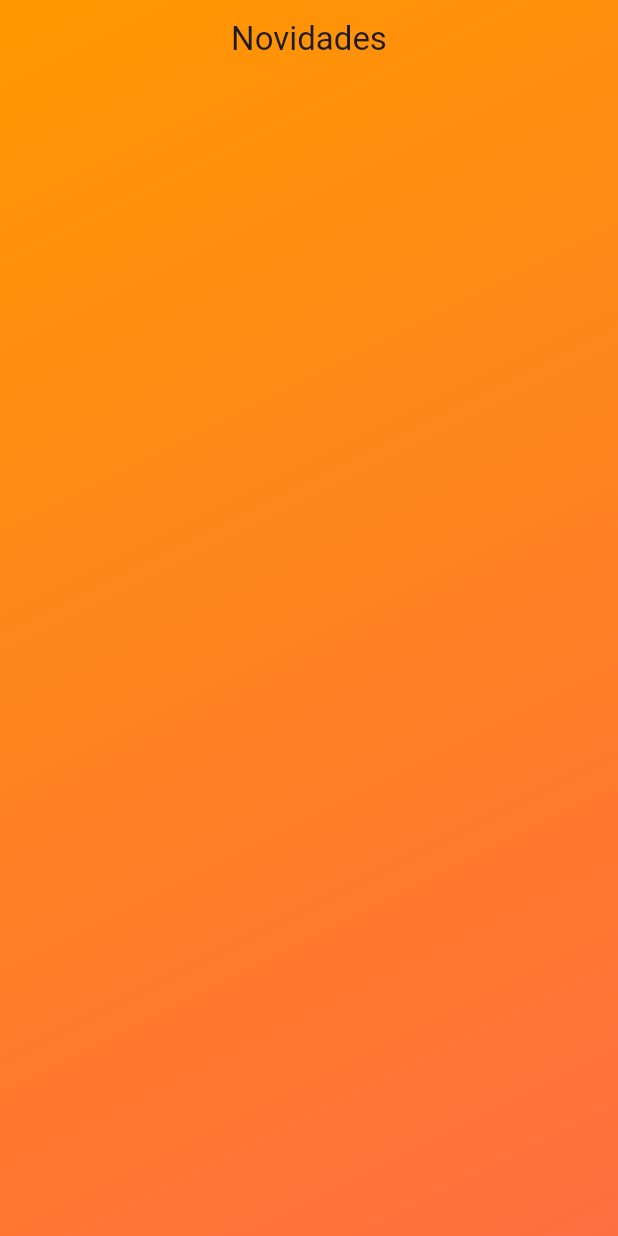
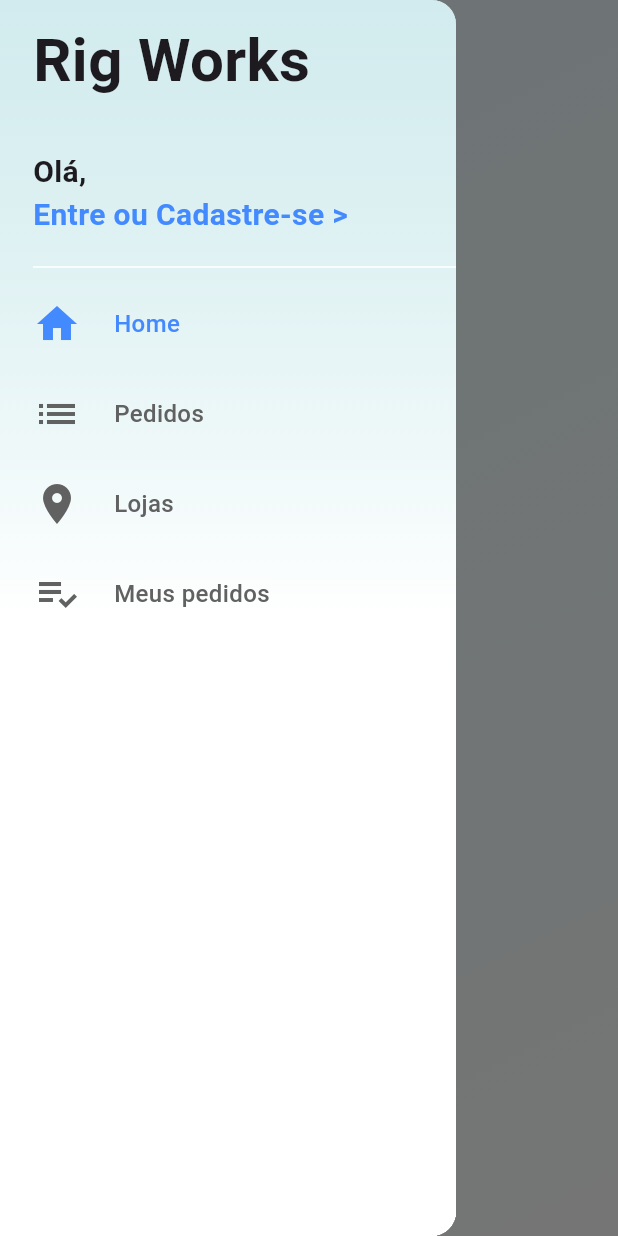
Before and after one commit to Patrick-Gonzaga/Rig-Works-E-CommerceApp, a Flutter app: the screen it shows after launch, with the side drawer open (before the commit the screen has no drawer), on a phone screen of 412 x 824 dp. Run offline on Flutter 3.47's test engine with Material 3 defaults, Android fonts, the phone set to English and light mode, and no system bars; our stand-ins replace firebase_core, firebase_database, transparent_image; accounts and stored records are empty; generated files the repository leaves out were written again.

Commit message:
Navigation Drawer added

```diff
--- a/lib/main.dart
+++ b/lib/main.dart
@@ -17,8 +17,8 @@ class MyApp extends StatelessWidget {
     return MaterialApp(
       title: 'Rig Works',
       theme: ThemeData(
-        primarySwatch: Colors.deepOrange,
-        primaryColor: Colors.deepOrangeAccent,
+        primarySwatch: Colors.blueGrey,
+        primaryColor: Colors.blueAccent,
       ),
       home: HomeScreen(),
     );
--- a/lib/pages/home_screen.dart
+++ b/lib/pages/home_screen.dart
@@ -1,5 +1,7 @@
 import 'package:flutter/material.dart';
 import 'package:rig_works/tabs/home_tab.dart';
+
+import '../widgets/custom_drawer.dart';
 
 class HomeScreen extends StatefulWidget {
   const HomeScreen({Key? key}) : super(key: key);
@@ -11,12 +13,16 @@ class HomeScreen extends StatefulWidget {
 class _HomeScreenState extends State<HomeScreen> {
   final _pageController = PageController();
 
+
   @override
   Widget build(BuildContext context) {
     return PageView(
       controller: _pageController,
       // physics: NeverScrollableScrollPhysics(),
-      children: [HomeTab()],
+      children: [Scaffold(
+        drawer: CustomDrawer(pageController: _pageController,),
+        body: HomeTab(),
+      )],
     );
   }
 }
--- a/lib/tabs/home_tab.dart
+++ b/lib/tabs/home_tab.dart
@@ -1,5 +1,9 @@
+import 'dart:convert';
+
 import 'package:firebase_database/firebase_database.dart';
 import 'package:flutter/material.dart';
+import 'package:flutter_staggered_grid_view/flutter_staggered_grid_view.dart';
+import 'package:transparent_image/transparent_image.dart';
 
 class HomeTab extends StatefulWidget {
   HomeTab({super.key});
@@ -9,18 +13,37 @@ class HomeTab extends StatefulWidget {
 }
 
 class _HomeTabState extends State<HomeTab> {
-  late dynamic snapshot;
+  late dynamic getSnapshot;
 
-  Future<dynamic> _getFirebaseData() async{
+  Future<dynamic> _getFirebaseData() async {
     final ref = FirebaseDatabase.instance.ref();
-    snapshot = await ref.child('Home').get();
-    return snapshot.value;
+    getSnapshot = await ref.child('Home').get();
+
+    final data = Map<String, Map<dynamic, dynamic>>.from(
+      getSnapshot.value as Map,
+    );
+
+    final List<Map<dynamic, dynamic>> dataList = [];
+
+    data.forEach((key, data) {
+      final itemData = Map<dynamic, dynamic>.from(data);
+      itemData['id'] = key;
+      dataList.add(itemData);
+    });
+
+    dataList.sort((a, b) {
+      final aPos = a['pos'] as num;
+      final bPos = b['pos'] as num;
+      return aPos.compareTo(bPos);
+    });
+
+    return dataList;
   }
 
   Widget _backgroundContainer() => Container(
     decoration: BoxDecoration(
       gradient: LinearGradient(
-        colors: [Colors.orange, Colors.deepOrangeAccent],
+        colors: [Color(0xABE6FFFF), Colors.white],
         begin: AlignmentGeometry.topLeft,
         end: AlignmentGeometry.bottomRight,
       ),
@@ -39,6 +62,7 @@ class _HomeTabState extends State<HomeTab> {
               elevation: 0,
               snap: true,
               backgroundColor: Colors.transparent,
+
               flexibleSpace: FlexibleSpaceBar(
                 title: Text("Novidades"),
                 centerTitle: true,
@@ -47,15 +71,50 @@ class _HomeTabState extends State<HomeTab> {
             FutureBuilder(
               future: _getFirebaseData(),
               builder: (context, snapshot) {
-
-                if(snapshot.connectionState == ConnectionState.waiting || snapshot.connectionState == ConnectionState.none){
+                if (snapshot.connectionState == ConnectionState.waiting ||
+                    snapshot.connectionState == ConnectionState.none) {
                   return SliverToBoxAdapter(
-                    child: CircularProgressIndicator(),
+                    child: Container(
+                      height: 100,
+                      alignment: Alignment.center,
+                      child: CircularProgressIndicator(),
+                    ),
                   );
                 }
 
-                print(snapshot.data.length);
-                return SliverToBoxAdapter();
+                /*
+                print(snapshot.data.values);
+
+                final list = map.values.toList();*/
+
+                if (!snapshot.hasData || snapshot.data == null) {
+                  return SliverToBoxAdapter(
+                    child: Center(child: Text('Nenhum dado encontrado')),
+                  );
+                }
+
+                print(snapshot.data);
+
+                return SliverStaggeredGrid.countBuilder(
+                  crossAxisCount: 2,
+                  staggeredTileBuilder: (index) {
+                    return StaggeredTile.count(
+                      snapshot.data[index]['x'],
+                      (snapshot.data[index]['y'] as num).toDouble(),
+                    );
+                  },
+                  itemBuilder: (context, index) {
+                    return FadeInImage.memoryNetwork(
+                      key: ValueKey(snapshot.data[index]['id']),
+                      placeholder: kTransparentImage,
+                      image: snapshot.data[index]['image'],
+                      fit: BoxFit.cover,
+                    );
+                  },
+                  itemCount: snapshot.data.length,
+                  mainAxisSpacing: 4,
+                  crossAxisSpacing: 4,
+                );
               },
             ),
           ],
--- /dev/null
+++ b/lib/tiles/drawer_tile.dart
@@ -0,0 +1,42 @@
+import 'package:flutter/material.dart';
+
+class DrawerTile extends StatelessWidget {
+  const DrawerTile({
+    super.key,
+    required this.icon,
+    required this.text,
+    required this.pgController,
+    required this.page,
+  });
+
+  final PageController pgController;
+  final int page;
+  final IconData icon;
+  final String text;
+
+  @override
+  Widget build(BuildContext context) {
+    return Material(
+      color: Colors.transparent,
+      child: InkWell(
+        onTap: () {
+          Navigator.of(context).pop();
+          pgController.jumpToPage(page);
+        },
+        child: Container(
+          height: 60,
+          child: Row(
+            children: [
+              Icon(icon, size: 32, color: pgController.page!.round() == page ? Theme.of(context).primaryColor : Colors.grey[700],),
+              SizedBox(width: 22),
+              Text(
+                text,
+                style: TextStyle(fontSize: 16, color: pgController.page!.round() == page ? Theme.of(context).primaryColor : Colors.grey[700], fontWeight: FontWeight.w500),
+              ),
+            ],
+          ),
+        ),
+      ),
+    );
+  }
+}
--- /dev/null
+++ b/lib/widgets/custom_drawer.dart
@@ -0,0 +1,57 @@
+import 'package:flutter/material.dart';
+
+import '../tiles/drawer_tile.dart';
+
+class CustomDrawer extends StatelessWidget {
+  const CustomDrawer({super.key, required this.pageController});
+
+  final PageController pageController;
+
+  @override
+  Widget build(BuildContext context) {
+    return Drawer(
+      child: Stack(
+        children: [
+          Container(
+            decoration: BoxDecoration(
+              gradient: LinearGradient(
+                colors: [Color(0xABC0E8E8), Colors.white],
+                begin: AlignmentGeometry.topCenter,
+                end: AlignmentGeometry.center,
+              ),
+            ),
+          ),
+          Padding(
+            padding: const EdgeInsets.fromLTRB(22, 0, 0, 0),
+            child: ListView(
+              children: [
+                Container(height: 170, child: Stack(
+                  children: [
+                    Positioned(top: 12,
+                        left: 0,
+                        child: Text("Rig Works", style: TextStyle(
+                            fontWeight: FontWeight.bold, fontSize: 40),)),
+                    Positioned(bottom: 12,
+                        left: 0,
+                        child: Column(
+                          crossAxisAlignment: CrossAxisAlignment.start,
+                          children: [Text("Olá,", style: TextStyle(
+                            fontWeight: FontWeight.bold, fontSize: 20)),
+                          Text("Entre ou Cadastre-se >", style: TextStyle(color: Theme.of(context).primaryColor,
+                              fontWeight: FontWeight.bold, fontSize: 20))
+                        ],)),
+                  ],
+                ),),
+                Divider(color: Colors.white,),
+                DrawerTile(icon: Icons.home, text: "Home", pgController: pageController, page: 0,),
+                DrawerTile(icon: Icons.list, text: "Pedidos",pgController: pageController, page: 1),
+                DrawerTile(icon: Icons.location_on, text: 'Lojas',pgController: pageController, page: 2),
+                DrawerTile(icon: Icons.playlist_add_check, text: 'Meus pedidos',pgController: pageController, page: 3)
+              ],
+            ),
+          )
+        ],
+      ),
+    );
+  }
+}
--- a/pubspec.yaml
+++ b/pubspec.yaml
@@ -35,7 +35,7 @@ dependencies:
   # Use with the CupertinoIcons class for iOS style icons.
   cupertino_icons: ^1.0.8
   transparent_image: ^2.0.1
-  flutter_staggered_grid_view: ^0.7.0
+  flutter_staggered_grid_view: ^0.4.0
   carousel_slider: ^4.2.1
   scoped_model: ^2.0.0
   firebase_auth: ^6.1.2
```
Also changed, not shown: pubspec.lock.
